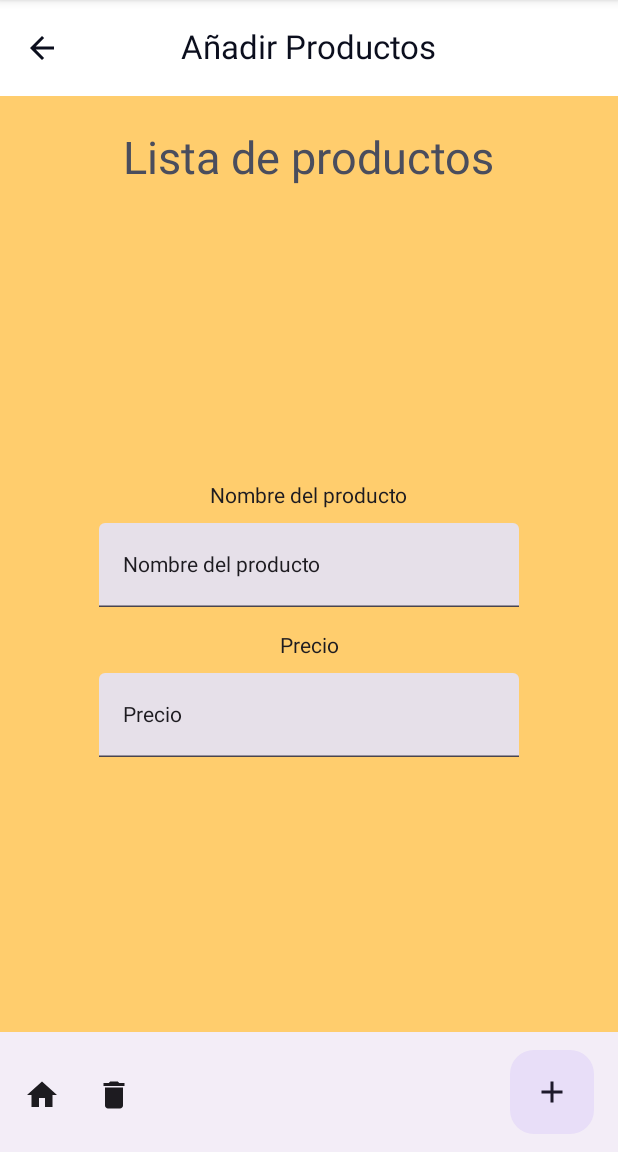
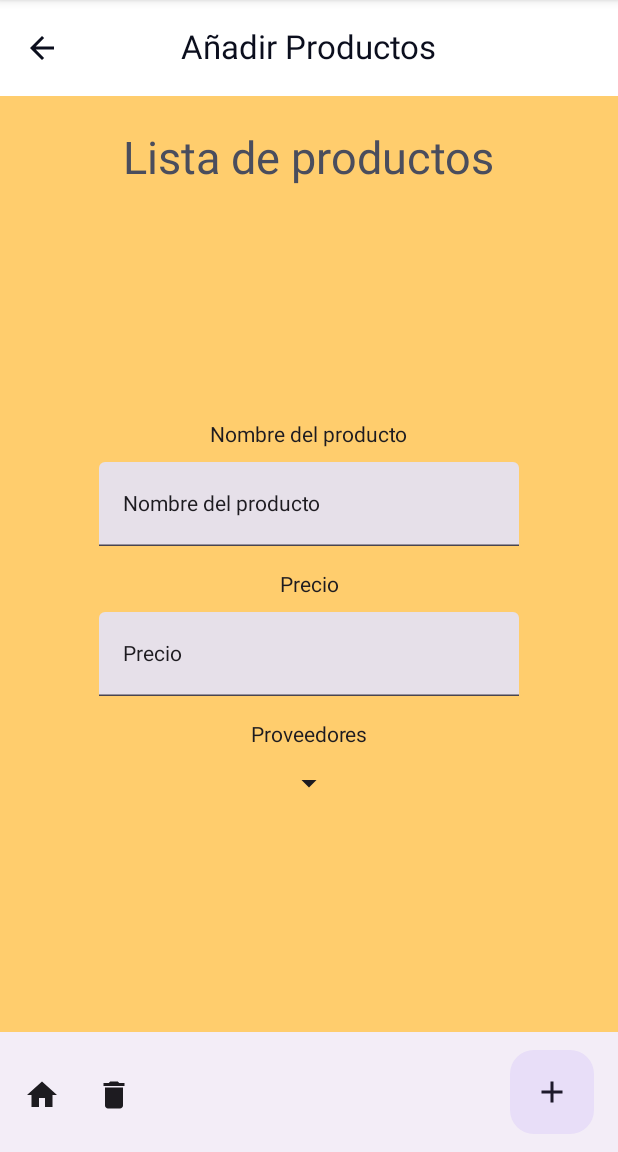
Before and after one commit to FingerSpinx7/BillarApp, an Android app built with Jetpack Compose: the AnadirProd screen opened directly, with no data from a screen before it, on a phone screen of 412 x 824 dp, the part 84-1236 px from its top. Run offline under Robolectric (Android 15) with nearby library versions, the light colour scheme and no system bars; libraries missing offline, so code that uses them is left out: com.breens.beetablescompose.

Commit message:
Barra desplegable de proveedores

```diff
--- a/app/src/main/java/com/example/billarapp/presentation/view/AnadirProd.kt
+++ b/app/src/main/java/com/example/billarapp/presentation/view/AnadirProd.kt
@@ -20,6 +20,7 @@
 import androidx.compose.material.icons.Icons
 import androidx.compose.material.icons.automirrored.filled.ArrowBack
 import androidx.compose.material.icons.filled.Add
+import androidx.compose.material.icons.filled.ArrowDropDown
 import androidx.compose.material.icons.filled.Delete
 import androidx.compose.material.icons.filled.Home
 import androidx.compose.material3.BottomAppBar
@@ -41,6 +42,8 @@
 import androidx.compose.material3.TopAppBarDefaults
 import androidx.compose.material3.rememberTopAppBarState
 import androidx.compose.runtime.Composable
+import androidx.compose.runtime.mutableStateOf
+import androidx.compose.runtime.remember
 import androidx.compose.ui.Alignment
 import androidx.compose.ui.Modifier
 import androidx.compose.ui.graphics.Color
@@ -173,12 +176,18 @@
 }
 
 @Composable
-private fun TextFieldsAnadirProd(){
-    Column (modifier = Modifier
-        .fillMaxSize(),
+private fun TextFieldsAnadirProd() {
+    val isDropDownExpanded = remember {
+        mutableStateOf(false)
+    }
+
+    Row (verticalAlignment = Alignment.CenterVertically){
+    Column(
+        modifier = Modifier
+            .fillMaxSize(),
         horizontalAlignment = Alignment.CenterHorizontally,
         verticalArrangement = Arrangement.Center
-    ){
+    ) {
         Text(text = "Nombre del producto")
         Spacer(modifier = Modifier.height(10.dp))
         TextField(value = "Nombre del producto", onValueChange = {})
@@ -187,7 +196,16 @@
         Text(text = "Precio")
         Spacer(modifier = Modifier.height(10.dp))
         TextField(value = "Precio", onValueChange = {})
+
+        Spacer(modifier = Modifier.height(18.dp))
+        Text(text = "Proveedores")
+        IconButton(onClick = {/*Do smthng*/}) {
+            Icon(Icons.Filled.ArrowDropDown, contentDescription = "Desplegar Provedoores")
+
+        }
+
     }
+}
 }
 /*
 @Composable
@@ -195,3 +213,8 @@
     val systermUiController = rememberSystemUiController()
 
 }*/
+
+@Composable
+private fun ProveedoresList(){
+
+}
```
